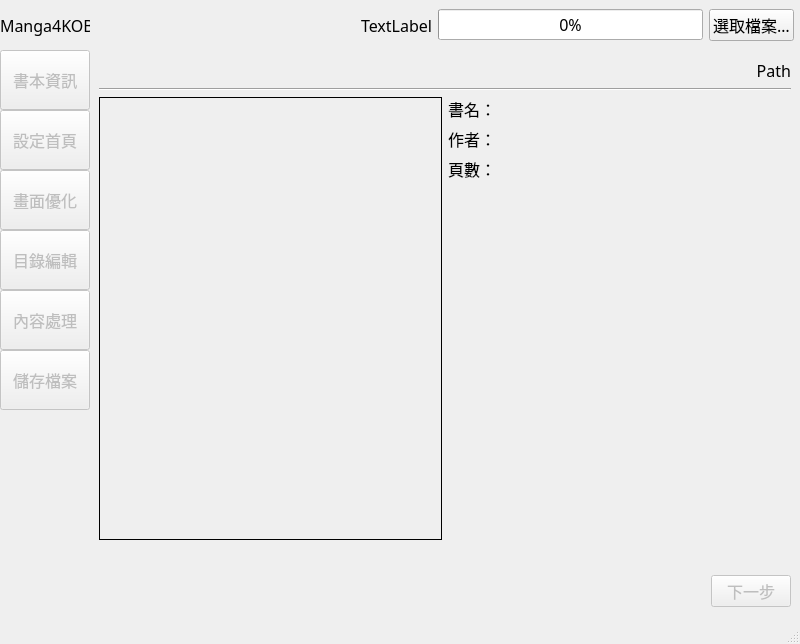
lamwaihen/Volmoe4KOBO, file UI/Main.ui: the form before one commit.
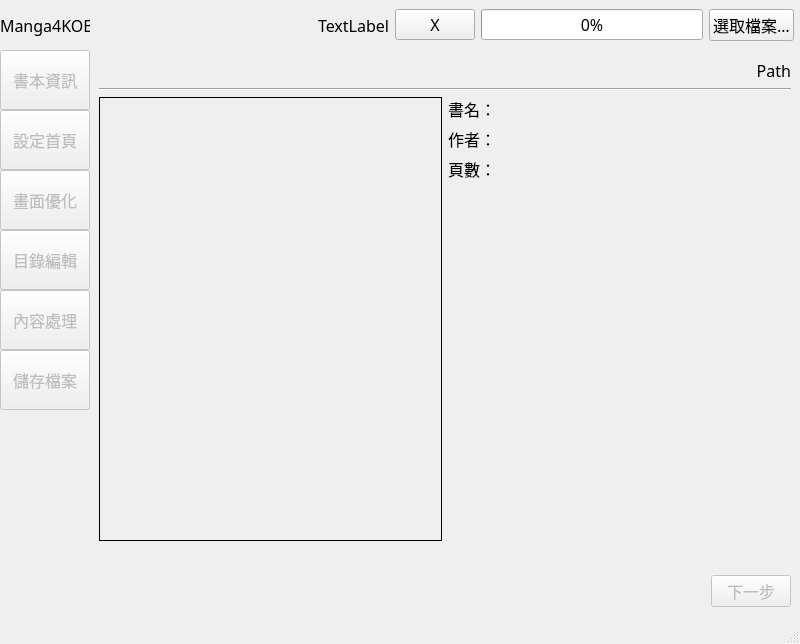
The form after the commit. The open tabs and pages were chosen to show the change. Icons and pictures are not drawn. Custom widgets are drawn as their Qt base class.

Commit message: 1. Added reset flow. 2. Fix png convert to jpg. 3. Set aspect ratio for layout_fix.

Patch:
```diff
--- a/UI/Main.ui
+++ b/UI/Main.ui
@@ -219,6 +219,13 @@
            </property>
           </widget>
          </item>
+         <item>
+          <widget class="QPushButton" name="buttonReset">
+           <property name="text">
+            <string>X</string>
+           </property>
+          </widget>
+         </item>
          <item>
           <widget class="QProgressBar" name="progressBarLoad">
            <property name="autoFillBackground">
@@ -549,7 +556,7 @@
                  </size>
                 </property>
                 <property name="text">
-                 <string> </string>
+                 <string/>
                 </property>
                </widget>
               </item>
```
Left out of the diff: 4 changed lines with no effect on the pictures. The commit also changes 3 other files.
